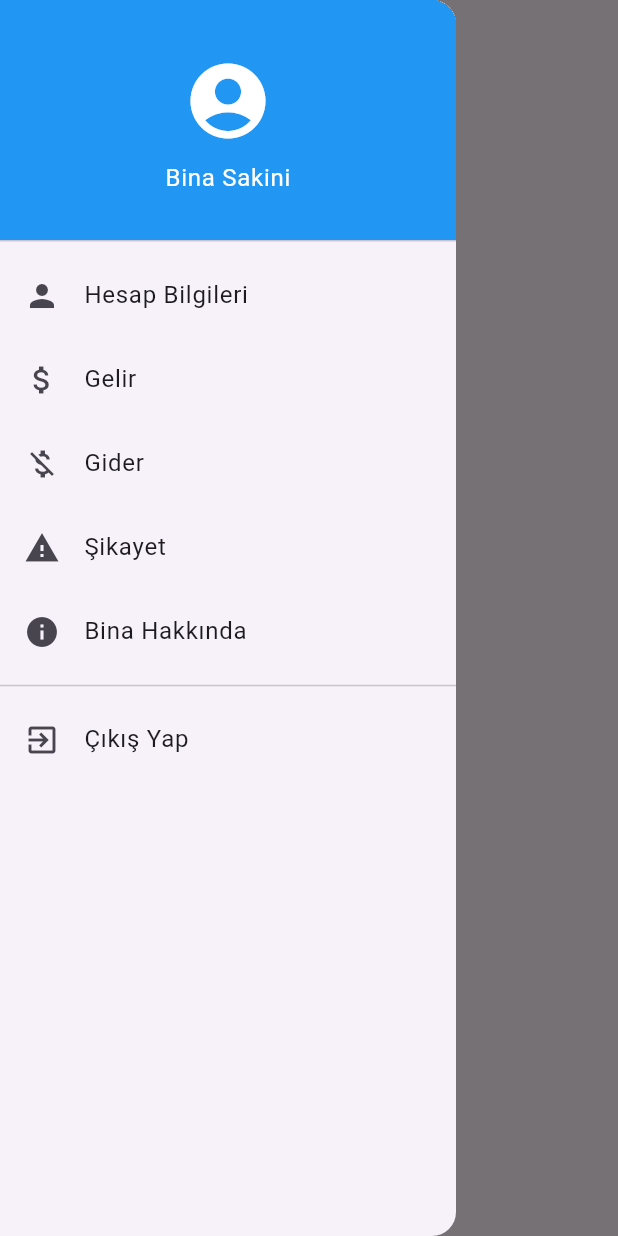
After one commit to nurhat36/Site-Otomasyonu-Mobile, a Flutter app: the ResidentScreen screen opened directly, with the side drawer open, on a phone screen of 412 x 824 dp. The commit adds this screen. Run offline on Flutter 3.47's test engine with Material 3 defaults, Android fonts, the phone set to English and light mode, and no system bars; our stand-ins replace cloud_firestore, firebase_auth, firebase_core; accounts and stored records are empty.

Commit message:
residentscreen adjusted

```diff
--- a/lib/ResidentLogin.dart
+++ b/lib/ResidentLogin.dart
@@ -1,6 +1,7 @@
 import 'package:flutter/material.dart';
 import 'package:cloud_firestore/cloud_firestore.dart';
 import 'ResidentRecord.dart'; // Bina sakini kayıt ekranı
+import 'ResidentScreen.dart';
 
 class ResidentLogin extends StatefulWidget {
   @override
@@ -94,6 +95,10 @@ class _ResidentLoginState extends State<ResidentLogin> {
                           SnackBar(content: Text('Giriş başarılı!')),
                         );
                         // Giriş başarılı işlemleri burada yapılabilir
+                        Navigator.pushReplacement(
+                          context,
+                          MaterialPageRoute(builder: (context) => ResidentScreen()),
+                        );
                       } else {
                         ScaffoldMessenger.of(context).showSnackBar(
                           SnackBar(content: Text('Bilgiler yanlış veya kullanıcı bulunamadı!')),
--- /dev/null
+++ b/lib/ResidentScreen.dart
@@ -0,0 +1,240 @@
+import 'package:flutter/material.dart';
+import 'package:firebase_auth/firebase_auth.dart';
+import 'package:cloud_firestore/cloud_firestore.dart';
+import 'LoginScreen.dart';
+
+class ResidentScreen extends StatefulWidget {
+  const ResidentScreen({super.key});
+
+  @override
+  _ResidentScreenState createState() => _ResidentScreenState();
+}
+
+class _ResidentScreenState extends State<ResidentScreen> {
+  final FirebaseAuth _auth = FirebaseAuth.instance;
+  final FirebaseFirestore _firestore = FirebaseFirestore.instance;
+  User? user;
+  String binaNo = "Yükleniyor...";
+  String daireNo = "Yükleniyor...";
+  String daireSayisi = "Yükleniyor...";
+
+  @override
+  void initState() {
+    super.initState();
+    user = _auth.currentUser;
+    _getResidentBilgileri();
+  }
+
+  Future<void> _getResidentBilgileri() async {
+    if (user != null) {
+      DocumentSnapshot<Map<String, dynamic>> doc =
+      await _firestore.collection("sakinler").doc(user!.uid).get();
+
+      if (doc.exists) {
+        setState(() {
+          binaNo = doc.data()?["binaNo"] ?? "Bilinmiyor";
+          daireNo = doc.data()?["daireNo"] ?? "Bilinmiyor";
+        });
+      }
+
+      DocumentSnapshot<Map<String, dynamic>> binaDoc =
+      await _firestore.collection("binalar").doc(binaNo).get();
+
+      if (binaDoc.exists) {
+        setState(() {
+          daireSayisi = binaDoc.data()?["daireSayisi"]?.toString() ?? "Bilinmiyor";
+        });
+      }
+    }
+  }
+
+  @override
+  Widget build(BuildContext context) {
+    return Scaffold(
+      appBar: AppBar(
+        title: const Text('Ana Sayfa'),
+      ),
+      drawer: Drawer(
+        child: ListView(
+          padding: EdgeInsets.zero,
+          children: [
+            DrawerHeader(
+              decoration: BoxDecoration(color: Colors.blue),
+              child: Column(
+                mainAxisAlignment: MainAxisAlignment.center,
+                children: [
+                  Icon(Icons.account_circle, size: 60, color: Colors.white),
+                  SizedBox(height: 10),
+                  Text(
+                    "Bina Sakini", // Yönetici yerine Bina Sakini yazdık
+                    style: TextStyle(color: Colors.white, fontSize: 16),
+                  ),
+                ],
+              ),
+            ),
+            ListTile(
+              leading: Icon(Icons.person),
+              title: Text('Hesap Bilgileri'),
+              onTap: () {
+                Navigator.push(
+                  context,
+                  MaterialPageRoute(
+                    builder: (context) => HesapBilgileriScreen(
+                      userEmail: user?.email ?? "Bilinmiyor",
+                      binaNo: binaNo,
+                      daireNo: daireNo,
+                    ),
+                  ),
+                );
+              },
+            ),
+            ListTile(
+              leading: Icon(Icons.attach_money),
+              title: Text('Gelir'),
+              onTap: () {
+                Navigator.push(context,
+                    MaterialPageRoute(builder: (context) => GelirScreen()));
+              },
+            ),
+            ListTile(
+              leading: Icon(Icons.money_off),
+              title: Text('Gider'),
+              onTap: () {
+                Navigator.push(context,
+                    MaterialPageRoute(builder: (context) => GiderScreen()));
+              },
+            ),
+            ListTile(
+              leading: Icon(Icons.report_problem),
+              title: Text('Şikayet'),
+              onTap: () {
+                Navigator.push(context,
+                    MaterialPageRoute(builder: (context) => SikayetScreen()));
+              },
+            ),
+            ListTile(
+              leading: Icon(Icons.info),
+              title: Text('Bina Hakkında'),
+              onTap: () {
+                Navigator.push(
+                  context,
+                  MaterialPageRoute(
+                    builder: (context) => BinaHakkindaScreen(
+                      binaNo: binaNo,
+                      daireSayisi: daireSayisi,
+                    ),
+                  ),
+                );
+              },
+            ),
+            Divider(),
+            ListTile(
+              leading: Icon(Icons.exit_to_app),
+              title: Text('Çıkış Yap'),
+              onTap: () async {
+                await _auth.signOut();
+                Navigator.pushReplacement(
+                  context,
+                  MaterialPageRoute(builder: (context) => const LoginScreen()),
+                );
+              },
+            ),
+          ],
+        ),
+      ),
+      body: Center(
+        child: Text('Hoş geldiniz, Bina Sakini!'),
+      ),
+    );
+  }
+}
+
+// ✅ Hesap Bilgileri Sayfası
+class HesapBilgileriScreen extends StatelessWidget {
+  final String userEmail;
+  final String binaNo;
+  final String daireNo;
+
+  HesapBilgileriScreen({
+    required this.userEmail,
+    required this.binaNo,
+    required this.daireNo,
+  });
+
+  @override
+  Widget build(BuildContext context) {
+    return Scaffold(
+      appBar: AppBar(title: Text('Hesap Bilgileri')),
+      body: Center(
+        child: Column(
+          mainAxisAlignment: MainAxisAlignment.center,
+          children: [
+            Text('E-mail: $userEmail', style: TextStyle(fontSize: 18)),
+            SizedBox(height: 10),
+            Text('Bina No: $binaNo', style: TextStyle(fontSize: 18)),
+            SizedBox(height: 10),
+            Text('Daire No: $daireNo', style: TextStyle(fontSize: 18)),
+          ],
+        ),
+      ),
+    );
+  }
+}
+
+// ✅ Gelir Sayfası
+class GelirScreen extends StatelessWidget {
+  @override
+  Widget build(BuildContext context) {
+    return Scaffold(
+      appBar: AppBar(title: Text('Gelir')),
+      body: Center(child: Text('Gelir bilgileri buraya gelecek')),
+    );
+  }
+}
+
+// ✅ Gider Sayfası
+class GiderScreen extends StatelessWidget {
+  @override
+  Widget build(BuildContext context) {
+    return Scaffold(
+      appBar: AppBar(title: Text('Gider')),
+      body: Center(child: Text('Gider bilgileri buraya gelecek')),
+    );
+  }
+}
+
+// ✅ Şikayet Sayfası
+class SikayetScreen extends StatelessWidget {
+  @override
+  Widget build(BuildContext context) {
+    return Scaffold(
+      appBar: AppBar(title: Text('Şikayet')),
+      body: Center(child: Text('Şikayet ekranı buraya gelecek')),
+    );
+  }
+}
+
+// ✅ Bina Hakkında Sayfası
+class BinaHakkindaScreen extends StatelessWidget {
+  final String binaNo;
+  final String daireSayisi;
+
+  BinaHakkindaScreen({required this.binaNo, required this.daireSayisi});
+
+  @override
+  Widget build(BuildContext context) {
+    return Scaffold(
+      appBar: AppBar(title: Text('Bina Hakkında')),
+      body: Center(
+        child: Column(
+          mainAxisAlignment: MainAxisAlignment.center,
+          children: [
+            Text('Bina Numarası: $binaNo', style: TextStyle(fontSize: 18)),
+            SizedBox(height: 10),
+            Text('Daire Sayısı: $daireSayisi', style: TextStyle(fontSize: 18)),
+          ],
+        ),
+      ),
+    );
+  }
+}
```
